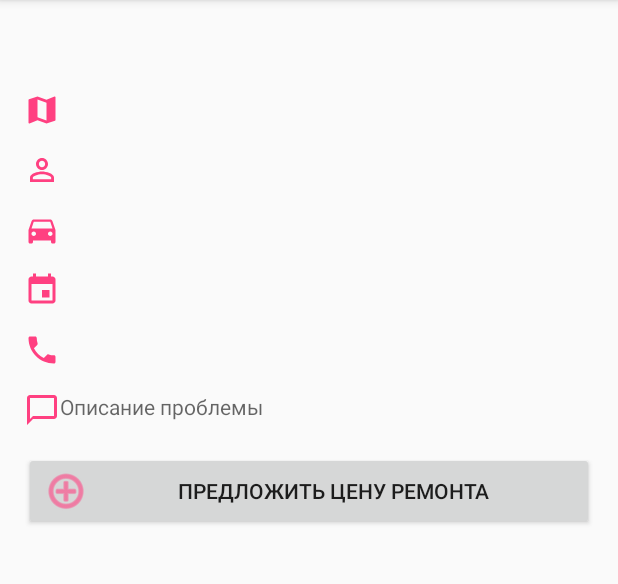
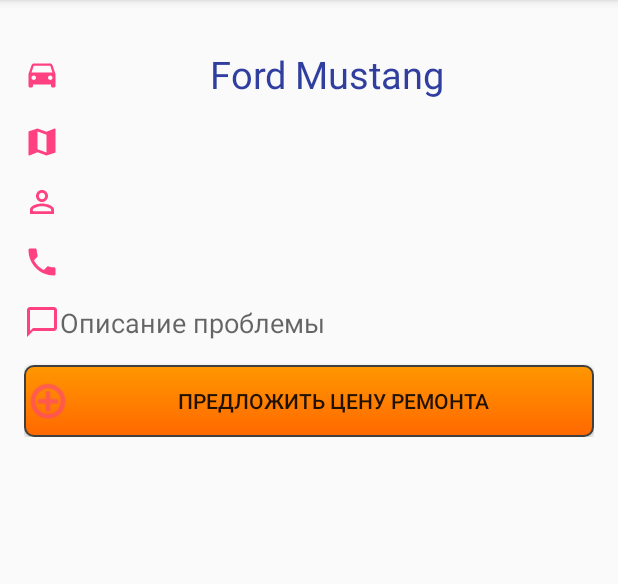
Before and after one commit to timurbakibayev/uFix, an Android app: the DetailsActivity screen opened directly, with no data from a screen before it, on a phone screen of 412 x 824 dp, the part 84-668 px from its top. Run offline under Robolectric (Android 15) with nearby library versions, the phone set to English and light mode, and no system bars; our stand-ins replace Firebase (no records; nobody signed in at launch, a user with empty details on screens opened directly); 1 statement that could not run was skipped.

Commit message:
minor design fixes

```diff
--- a/app/src/main/java/kz/sagrad/ufix/DetailsActivity.java
+++ b/app/src/main/java/kz/sagrad/ufix/DetailsActivity.java
@@ -43,10 +43,20 @@ public class DetailsActivity extends AppCompatActivity {
 
         //orderItem
         ((TextView) findViewById(R.id.form_name1)).setText(orderItem.ownerName);
-        ((TextView) findViewById(R.id.form_auto1)).setText(orderItem.autoBrand);
+        ((TextView) findViewById(R.id.form_auto1)).setText(orderItem.autoBrand + orderItem.year);
         ((TextView) findViewById(R.id.form_description1)).setText(orderItem.details);
         ((TextView) findViewById(R.id.form_phone1)).setText(orderItem.phone);
-        ((TextView) findViewById(R.id.form_year1)).setText(orderItem.year);
+        findViewById(R.id.form_phone1).setOnClickListener(new View.OnClickListener() {
+            @Override
+            public void onClick(View v) {
+                String uri = "tel:" + orderItem.phone;
+                Intent intent = new Intent(Intent.ACTION_CALL);
+                intent.setData(Uri.parse(uri));
+                if (ActivityCompat.checkSelfPermission(thisActivity, android.Manifest.permission.CALL_PHONE) == PackageManager.PERMISSION_GRANTED) {
+                    startActivity(intent);
+                }
+            }
+        });
         ((TextView) findViewById(R.id.form_city1)).setText(orderItem.city);
 
         (findViewById(R.id.button_make_offer)).setOnClickListener(new View.OnClickListener() {
--- a/app/src/main/java/kz/sagrad/ufix/MainActivity.java
+++ b/app/src/main/java/kz/sagrad/ufix/MainActivity.java
@@ -93,6 +93,7 @@ public class MainActivity extends AppCompatActivity implements GoogleApiClient.O
         } else
             Log.w(TAG, "onActivityResult: Where am I coming from? :(");
     }
+
     private void handleSignInResult(GoogleSignInResult result) {
         Log.d(TAG, "handleSignInResult:" + result.isSuccess());
         if (result.isSuccess()) {
@@ -106,6 +107,7 @@ public class MainActivity extends AppCompatActivity implements GoogleApiClient.O
         } else {
             // Signed out, show unauthenticated UI.
             //updateUI(false);
+            signIn();
         }
     }
 
--- /dev/null
+++ b/app/src/main/res/drawable/button_focused.xml
@@ -0,0 +1,6 @@
+<?xml version="1.0" encoding="utf-8" ?>
+<shape xmlns:android="http://schemas.android.com/apk/res/android" android:shape="rectangle">
+    <stroke android:width="1dp" android:color="#FF404040" />
+    <corners android:radius="6dp" />
+    <gradient android:startColor="#FF6800" android:centerColor="#FF8000" android:endColor="#FF9700" android:angle="90" />
+</shape>
--- /dev/null
+++ b/app/src/main/res/drawable/button_press.xml
@@ -0,0 +1,6 @@
+<?xml version="1.0" encoding="utf-8" ?>
+<shape xmlns:android="http://schemas.android.com/apk/res/android" android:shape="rectangle">
+    <stroke android:width="1dp" android:color="#FF404040" />
+    <corners android:radius="6dp" />
+    <gradient android:startColor="#FF6800" android:centerColor="#00FF00" android:endColor="#FF9700" android:angle="90" />
+</shape>
--- /dev/null
+++ b/app/src/main/res/drawable/round_button.xml
@@ -0,0 +1,12 @@
+<?xml version="1.0" encoding="utf-8"?>
+<selector xmlns:android="http://schemas.android.com/apk/res/android">
+    <item android:state_focused="false" android:state_selected="false" android:state_pressed="false" android:drawable="@drawable/button_focused" />
+    <item android:state_focused="false" android:state_selected="true" android:state_pressed="false" android:drawable="@drawable/button_focused" />
+    <!--  Focused states
+     -->
+    <item android:state_focused="true" android:state_selected="false" android:state_pressed="false" android:drawable="@drawable/button_focused" />
+    <item android:state_focused="true" android:state_selected="true" android:state_pressed="false" android:drawable="@drawable/button_focused" />
+    <!--  Pressed
+     -->
+    <item android:state_pressed="true" android:drawable="@drawable/button_press" />
+</selector>
--- a/app/src/main/res/layout/activity_details.xml
+++ b/app/src/main/res/layout/activity_details.xml
@@ -17,14 +17,19 @@
             android:id="@+id/mainLayout"
             xmlns:android="http://schemas.android.com/apk/res/android">
 
-            <TextView xmlns:android="http://schemas.android.com/apk/res/android"
-                xmlns:tools="http://schemas.android.com/tools"
-                android:id="@+id/item_detail"
-                style="?android:attr/textAppearanceLarge"
-                android:layout_width="match_parent"
-                android:layout_height="match_parent"
-                android:textIsSelectable="true"
-                tools:context="com.gii.youfix.ItemDetailFragment" />
+            <TextView
+                android:id="@+id/form_auto1"
+                android:layout_width="fill_parent"
+                android:layout_height="wrap_content"
+                android:layout_marginTop="16dp"
+                android:textColor="@color/colorPrimaryDark"
+                android:textAlignment="center"
+                android:textSize="25dp"
+                android:singleLine="true"
+                android:text="Ford Mustang"
+                android:drawableLeft="@drawable/ic_directions_car_black_24dp"
+                android:drawableTint="#FF4081"
+                />
 
             <TextView
                 android:id="@+id/form_city1"
@@ -46,25 +51,6 @@
                 android:drawableTint="#FF4081"
                 />
 
-            <TextView
-                android:id="@+id/form_auto1"
-                android:layout_width="fill_parent"
-                android:layout_height="wrap_content"
-                android:layout_marginTop="16dp"
-                android:singleLine="true"
-                android:drawableLeft="@drawable/ic_directions_car_black_24dp"
-                android:drawableTint="#FF4081"
-                />
-
-            <TextView
-                android:id="@+id/form_year1"
-                android:layout_width="fill_parent"
-                android:layout_height="wrap_content"
-                android:layout_marginTop="16dp"
-                android:singleLine="true"
-                android:drawableLeft="@drawable/ic_insert_invitation_black_24dp"
-                android:drawableTint="#FF4081"
-                />
 
             <TextView
                 android:id="@+id/form_phone1"
@@ -82,6 +68,7 @@
                 android:layout_height="wrap_content"
                 android:layout_marginTop="16dp"
                 android:singleLine="true"
+                android:textSize="18dp"
                 android:drawableLeft="@drawable/ic_chat_bubble_outline_black_24dp"
                 android:drawableTint="#FF4081"
                 android:hint="Описание проблемы"
@@ -100,6 +87,8 @@
             android:layout_height="wrap_content"
             android:orientation="vertical"
             android:id="@+id/priceLL">
+
+        </LinearLayout>
         <Button
             android:id="@+id/button_make_offer"
             android:layout_width="match_parent"
@@ -107,9 +96,9 @@
             android:layout_marginTop="16dp"
             android:singleLine="true"
             android:drawableLeft="@android:drawable/ic_menu_add"
+            android:background="@drawable/round_button"
             android:drawableTint="#FF4081"
             android:text="Предложить цену ремонта"
             />
     </LinearLayout>
-    </LinearLayout>
 </ScrollView>
```
Lines whose indentation alone changed are shown as unchanged.
